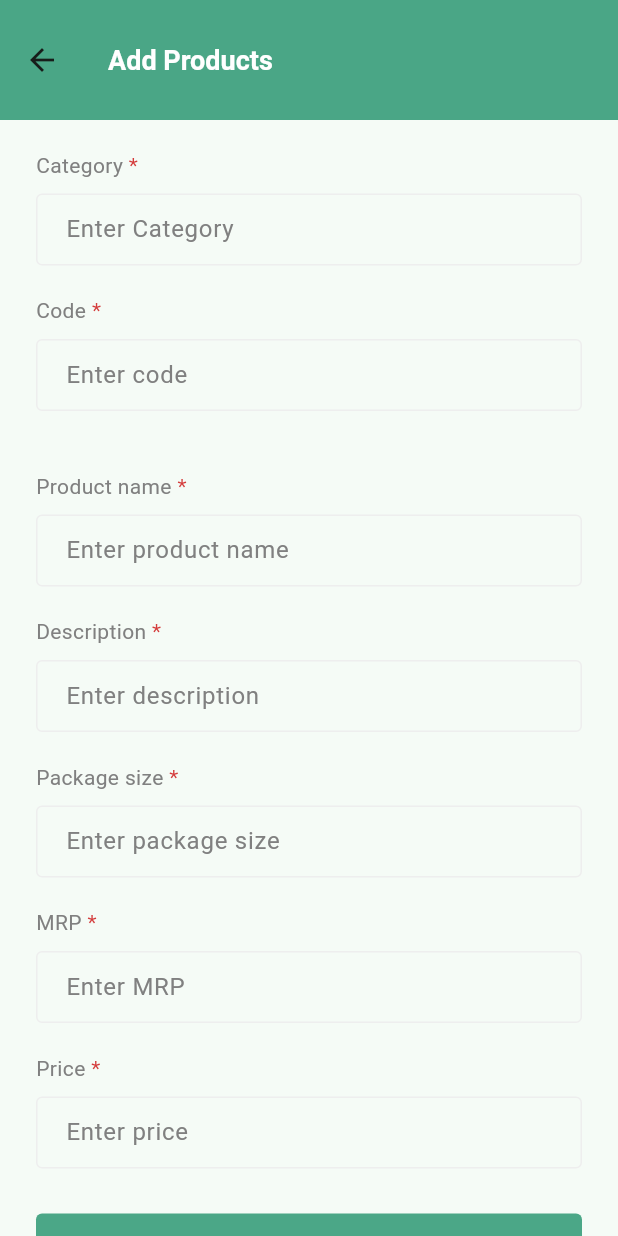
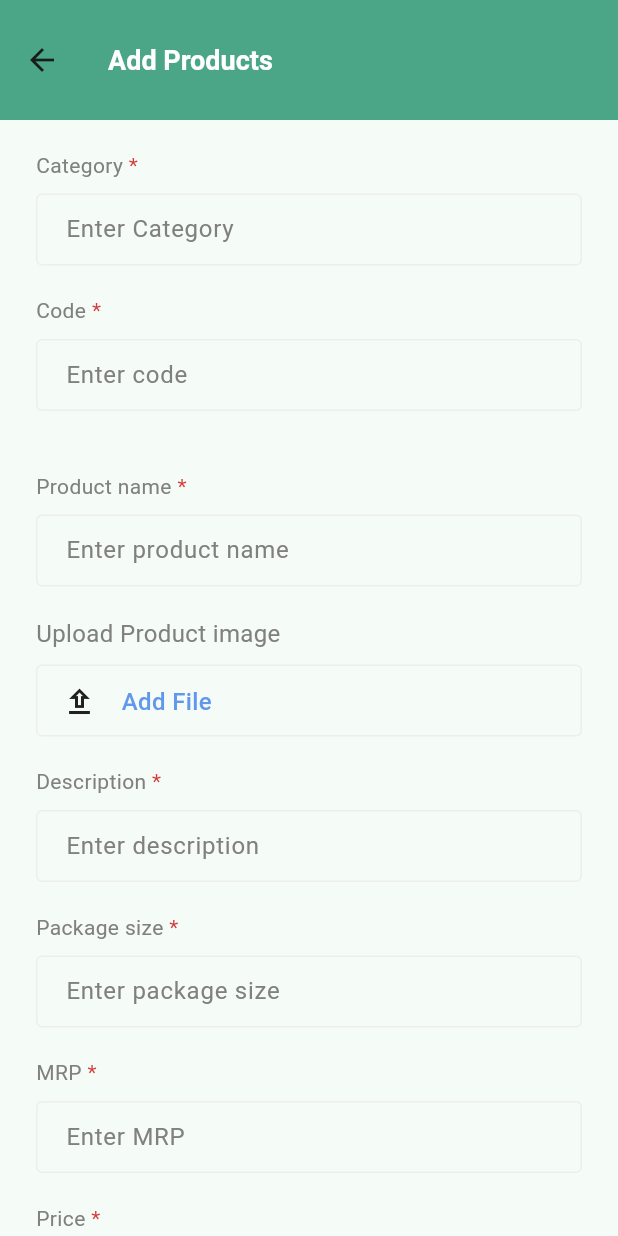
Before and after one commit to jose9395/mobile_app, a Flutter app: the ProductsList screen opened directly, after a tap on the "add" icon, on a phone screen of 412 x 824 dp. Run offline on Flutter 3.47's test engine with Material 2 defaults, Android fonts, the phone set to English and light mode, and no system bars; our stand-ins replace google_fonts, sqflite; missing offline and left inert: images_picker; accounts and stored records are empty.

Commit message:
Add product

```diff
--- /dev/null
+++ b/lib/localdb/product_table.dart
@@ -0,0 +1,76 @@
+import 'package:sqflite/sqflite.dart';
+import 'package:path/path.dart';
+import 'package:stock_check/model/product_model.dart';
+
+class ProductTable {
+  final String _tableName = "products";
+
+  Future<Database> getDataBase() async {
+    return openDatabase(
+      join(await getDatabasesPath(), "usersDatabase.db"),
+      onCreate: (db, version) async {
+        await db.execute(
+          "CREATE TABLE $_tableName (id TEXT PRIMARY KEY, category TEXT, code TEXT, brandImage Text, productName Text, description Text, size Text, mrp Text, price Text)",
+        );
+      },
+      version: 1,
+    );
+  }
+
+  Future<int> insertProduct(Product product) async {
+    int productId = 0;
+    Database db = await getDataBase();
+    await db.insert(_tableName, product.toMap()).then((value) {
+      productId = value;
+    });
+    return productId;
+  }
+
+  Future<List<Product>> getAllProducts() async {
+    Database db = await getDataBase();
+    List<Map<String, dynamic>> usersMaps = await db.query(_tableName);
+    return List.generate(usersMaps.length, (index) {
+      return Product(
+          id: usersMaps[index]["id"],
+          category: usersMaps[index]["category"],
+          code: usersMaps[index]["code"],
+          brandImage: usersMaps[index]["brandImage"],
+          productName: usersMaps[index]["productName"],
+          description: usersMaps[index]["description"],
+          packageSize: usersMaps[index]["size"],
+          mrp: usersMaps[index]["mrp"],
+          price: usersMaps[index]["price"]);
+    });
+  }
+
+  Future<Product> getProduct(String prodId) async {
+    Database db = await getDataBase();
+    List<Map<String, dynamic>> user =
+        await db.rawQuery("SELECT * FROM $_tableName WHERE id = $prodId");
+    if (user.length == 1) {
+      return Product(
+          id: user[0]["id"],
+          category: user[0]["category"],
+          code: user[0]["code"],
+          brandImage: user[0]["brandImage"],
+          productName: user[0]["productName"],
+          description: user[0]["description"],
+          packageSize: user[0]["size"],
+          mrp: user[0]["location"],
+          price: user[0]["price"]);
+    } else {
+      return const Product();
+    }
+  }
+
+  Future<void> updateProduct(String userId, String price) async {
+    Database db = await getDataBase();
+    db.rawUpdate(
+        "UPDATE $_tableName SET price = '$price' WHERE id = '$userId'");
+  }
+
+  Future<void> deleteProduct(String productId) async {
+    Database db = await getDataBase();
+    await db.rawDelete("DELETE FROM $_tableName WHERE id = '$productId'");
+  }
+}
--- a/lib/localdb/user_table.dart
+++ b/lib/localdb/user_table.dart
@@ -69,4 +69,5 @@ class SqliteDatabaseHelper {
     Database db = await getDataBase();
     await db.rawDelete("DELETE FROM $_tableName WHERE id = '$userId'");
   }
+
 }
--- a/lib/main.dart
+++ b/lib/main.dart
@@ -2,6 +2,7 @@ import 'package:flutter/material.dart';
 import 'package:stock_check/config/size_config.dart';
 import 'package:stock_check/const/app_color.dart';
 import 'package:stock_check/const/route_name.dart';
+import 'package:stock_check/provider/product_provider.dart';
 import 'package:stock_check/provider/user_provider.dart';
 import 'package:stock_check/routes/routes.dart';
 import 'package:provider/provider.dart';
@@ -11,6 +12,8 @@ void main() {
     ChangeNotifierProvider<UserProvider>(
       create: (context) => UserProvider(),
     ),
+    ChangeNotifierProvider<ProductProvider>(
+        create: (context) => ProductProvider())
   ], child: MyApp()));
 }
 
--- /dev/null
+++ b/lib/model/product_model.dart
@@ -0,0 +1,48 @@
+class Product {
+  final String? id;
+  final String? category;
+  final String? code;
+  final String? brandImage;
+  final String? productName;
+  final String? description;
+  final String? packageSize;
+  final String? mrp;
+  final String? price;
+
+  const Product(
+      {this.id,
+      this.category,
+      this.code,
+      this.brandImage,
+      this.productName,
+      this.description,
+      this.packageSize,
+      this.mrp,
+      this.price});
+
+  factory Product.fromMap(Map<String, dynamic> json) => Product(
+      id: json["id"],
+      category: json["category"],
+      code: json["code"],
+      brandImage: json["brandImage"],
+      productName: json["productName"],
+      description: json["description"],
+      packageSize: json["size"],
+      mrp: json["mrp"],
+      price: json["price"]);
+
+  Map<String, dynamic> toMap() {
+    return {
+      'id': id,
+      'category': category,
+      'code': code,
+      'brandImage': brandImage,
+      'productName': productName,
+      'description': description,
+      'size': packageSize,
+      'mrp': mrp,
+      'price':price
+    };
+  }
+
+}
--- /dev/null
+++ b/lib/provider/product_provider.dart
@@ -0,0 +1,34 @@
+import 'package:flutter/cupertino.dart';
+import 'package:stock_check/localdb/product_table.dart';
+import 'package:stock_check/model/product_model.dart';
+
+class ProductProvider extends ChangeNotifier {
+
+  final _db =  ProductTable().getAllProducts();
+  bool isLoading = false;
+  List<Product>  _product = [];
+  List<Product> get allProduct => _product;
+
+ Future<Product>? product;
+
+  Future<void> getAllProduct() async {
+    isLoading = true;
+    notifyListeners();
+
+    final response = await _db;
+    _product = response;
+    isLoading = false;
+    notifyListeners();
+  }
+
+  Future<void> getProduct(String prodId) async {
+    isLoading = true;
+    notifyListeners();
+
+    product = ProductTable().getProduct(prodId);
+    isLoading = false;
+    notifyListeners();
+  }
+
+
+}
--- a/lib/screens/add_product.dart
+++ b/lib/screens/add_product.dart
@@ -1,11 +1,18 @@
 import 'package:flutter/material.dart';
 import 'package:stock_check/config/size_config.dart';
+import 'package:stock_check/const/route_name.dart';
+import 'package:stock_check/localdb/product_table.dart';
+import 'package:stock_check/model/product_model.dart';
+import 'package:stock_check/provider/product_provider.dart';
+import 'package:stock_check/utils/image_picker.dart';
 import 'package:stock_check/widget/custom_appbar.dart';
 import 'package:stock_check/widget/custom_button.dart';
 import 'package:stock_check/widget/custom_text_field.dart';
+import 'package:provider/provider.dart';
 
 class AddProduct extends StatefulWidget {
-  const AddProduct({super.key});
+  const AddProduct({super.key,this.prodId = ""});
+  final String prodId;
 
   @override
   State<AddProduct> createState() => _AddProductState();
@@ -13,13 +20,27 @@ class AddProduct extends StatefulWidget {
 
 class _AddProductState extends State<AddProduct> {
   final GlobalKey<FormState> createFormKey = GlobalKey<FormState>();
-  final TextEditingController tradeNameController = TextEditingController();
-  final TextEditingController nameController = TextEditingController();
-  final TextEditingController mobileNoController = TextEditingController();
-  final TextEditingController whatsappNoController = TextEditingController();
-  final TextEditingController addressController = TextEditingController();
-  final TextEditingController gstController = TextEditingController();
-  final TextEditingController locationController = TextEditingController();
+  final TextEditingController categoryController = TextEditingController();
+  final TextEditingController codeController = TextEditingController();
+  final TextEditingController prodNameController = TextEditingController();
+  final TextEditingController descriptionController = TextEditingController();
+  final TextEditingController sizeController = TextEditingController();
+  final TextEditingController mrpController = TextEditingController();
+  final TextEditingController priceController = TextEditingController();
+  String prodImage = "";
+
+  @override
+  void initState() {
+   if(widget.prodId.isNotEmpty){
+     WidgetsBinding.instance.addPostFrameCallback((timeStamp) {
+       Provider.of<ProductProvider>(context, listen: false).getProduct(widget.prodId);
+       Provider.of<ProductProvider>(context, listen: false).product?.then((value) {
+         priceController.text = value.price.toString();
+       });
+     });
+   }
+    super.initState();
+  }
 
   @override
   Widget build(BuildContext context) {
@@ -49,7 +70,7 @@ class _AddProductState extends State<AddProduct> {
                     hint: "Enter Category",
                     validation: (value) =>
                         value!.isEmpty ? "This field is required" : null,
-                        textEditingController: tradeNameController,
+                    textEditingController: categoryController,
                     isObsecure: false,
                     textInputType: TextInputType.name,
                     onChanged: (value) {}),
@@ -62,7 +83,7 @@ class _AddProductState extends State<AddProduct> {
                     hint: "Enter code",
                     validation: (value) =>
                         value!.isEmpty ? "This field is required" : null,
-                        textEditingController: nameController,
+                    textEditingController: codeController,
                     isObsecure: false,
                     textInputType: TextInputType.name,
                     onChanged: (value) {}),
@@ -80,10 +101,23 @@ class _AddProductState extends State<AddProduct> {
                     hint: "Enter product name",
                     validation: (value) =>
                         value!.isEmpty ? "This field is required" : null,
-                        textEditingController: whatsappNoController,
+                    textEditingController: prodNameController,
                     isObsecure: false,
                     textInputType: TextInputType.number,
                     onChanged: (value) {}),
+                SizedBox(
+                  height: 20 * SizeConfig.heightMultiplier!,
+                ),
+                ImagePickerWidget(
+                  onClear: () {
+                    prodImage = "";
+                  },
+                  title: "Upload Product image",
+                  currentImage: prodImage,
+                  onSelectedImage: (String imagePath) async {
+                    prodImage = imagePath;
+                  },
+                ),
                 SizedBox(
                   height: 20 * SizeConfig.heightMultiplier!,
                 ),
@@ -93,7 +127,7 @@ class _AddProductState extends State<AddProduct> {
                     hint: "Enter description",
                     validation: (value) =>
                         value!.isEmpty ? "This field is required" : null,
-                        textEditingController: addressController,
+                    textEditingController: descriptionController,
                     isObsecure: false,
                     textInputType: TextInputType.name,
                     onChanged: (value) {}),
@@ -106,7 +140,7 @@ class _AddProductState extends State<AddProduct> {
                     hint: "Enter package size",
                     validation: (value) =>
                         value!.isEmpty ? "This field is required" : null,
-                        textEditingController: gstController,
+                    textEditingController: sizeController,
                     isObsecure: false,
                     textInputType: TextInputType.name,
                     onChanged: (value) {}),
@@ -119,9 +153,9 @@ class _AddProductState extends State<AddProduct> {
                     hint: "Enter MRP",
                     validation: (value) =>
                         value!.isEmpty ? "This field is required" : null,
-                        textEditingController: locationController,
+                    textEditingController: mrpController,
                     isObsecure: false,
-                        textInputType: TextInputType.name,
+                    textInputType: TextInputType.number,
                     onChanged: (value) {}),
                 SizedBox(
                   height: 20 * SizeConfig.heightMultiplier!,
@@ -132,9 +166,9 @@ class _AddProductState extends State<AddProduct> {
                     hint: "Enter price",
                     validation: (value) =>
                         value!.isEmpty ? "This field is required" : null,
-                        textEditingController: locationController,
+                    textEditingController: priceController,
                     isObsecure: false,
-                        textInputType: TextInputType.name,
+                    textInputType: TextInputType.number,
                     onChanged: (value) {}),
                 SizedBox(
                   height: 30 * SizeConfig.heightMultiplier!,
@@ -142,7 +176,15 @@ class _AddProductState extends State<AddProduct> {
                 CustomButton(
                   text: "Add Product",
                   onPressed: () {
-
+                    addProduct(Product(
+                        category: categoryController.value.text,
+                        code: codeController.value.text,
+                        brandImage: prodImage,
+                        productName: prodNameController.value.text,
+                        description: descriptionController.value.text,
+                        packageSize: sizeController.value.text,
+                        mrp: mrpController.value.text,
+                        price: priceController.value.text));
                   },
                 ),
                 SizedBox(
@@ -156,4 +198,13 @@ class _AddProductState extends State<AddProduct> {
     ));
   }
 
+  Future<void> addProduct(Product product) async {
+    await ProductTable().insertProduct(product);
+    Navigator.of(context).pushNamed(RouteName.dashboard);
   }
+
+  Future<void> editProduct() async {
+
+  }
+
+}
--- a/lib/screens/dashboard.dart
+++ b/lib/screens/dashboard.dart
@@ -27,7 +27,7 @@ class _DashboardState extends State<Dashboard> {
             title: Text("TradePro",style: AppTextStyle.content_white),
             bottom: const TabBar(
               tabs: [
-                Tab(icon: Icon(Icons.supervised_user_circle), text: "Users"),
+                Tab(icon: Icon(Icons.supervised_user_circle), text: "Customers"),
                 Tab(icon: Icon(Icons.shopping_cart_outlined), text: "Products")
               ],
             ),
--- a/lib/screens/products.dart
+++ b/lib/screens/products.dart
@@ -2,8 +2,9 @@ import 'package:flutter/material.dart';
 import 'package:stock_check/config/size_config.dart';
 import 'package:stock_check/const/app_color.dart';
 import 'package:stock_check/const/route_name.dart';
-import 'package:stock_check/screens/list_items/user-list-item.dart';
-
+import 'package:provider/provider.dart';
+import 'package:stock_check/provider/product_provider.dart';
+import 'package:stock_check/screens/list_items/product-list-item.dart';
 
 class ProductsList extends StatefulWidget {
   const ProductsList({super.key});
@@ -14,23 +15,44 @@ class ProductsList extends StatefulWidget {
 
 class _ProductsListState extends State<ProductsList> {
   @override
+  void initState() {
+    WidgetsBinding.instance.addPostFrameCallback((timeStamp) {
+      Provider.of<ProductProvider>(context, listen: false).getAllProduct();
+    });
+    super.initState();
+  }
+
+  @override
   Widget build(BuildContext context) {
     return Scaffold(
-      body: SingleChildScrollView(
-        physics: const BouncingScrollPhysics(),
-        child: ListView.builder(
-          physics: const NeverScrollableScrollPhysics(),
-          shrinkWrap: true,
-          itemCount: 4,
-          itemBuilder: (context, index) {
-
-          },
-        ),
-      ),
+      body: Consumer<ProductProvider>(builder: (context, value, child) {
+        if (value.isLoading) {
+          return const Center(
+            child: CircularProgressIndicator(),
+          );
+        } else if (value.allProduct.isEmpty) {
+          return const Center(
+            child: Text("No Products Available"),
+          );
+        } else {
+          final product = value.allProduct;
+          return ListView.builder(
+              itemCount: product.length,
+              itemBuilder: (context, index) {
+                return ProductListItem(
+                  name: product[index].productName,
+                  description: product[index].description,
+                  image: product[index].brandImage,
+                  price: product[index].price,
+                  prodId: product[index].id,
+                );
+              });
+        }
+      }),
       floatingActionButton: FloatingActionButton(
         elevation: 0,
         backgroundColor: green33,
-        onPressed: (){
+        onPressed: () {
           Navigator.of(context).pushNamed(RouteName.addproduct);
         },
         child: Icon(
--- a/lib/screens/users.dart
+++ b/lib/screens/users.dart
@@ -44,7 +44,9 @@ class _UserListState extends State<UserList> {
                itemBuilder: (context, index){
                  return UserListItem(
                   name: user[index].name,
-                  mobileno: user[index].mobileNo,
+                  mobileNo: user[index].mobileNo,
+                   address: user[index].address,
+                   userId: user[index].id,
                  );
                });
           }
```
Also changed, not shown: lib/provider/user_provider.dart (+6 -3 lines), lib/screens/add_users.dart (+6 -3 lines), lib/screens/list_items/product-list-item.dart (added, +81 -0 lines), lib/screens/list_items/user-list-item.dart (+39 -9 lines), lib/utils/image_picker.dart (+1 -10 lines). Lines whose indentation alone changed are shown as unchanged.
